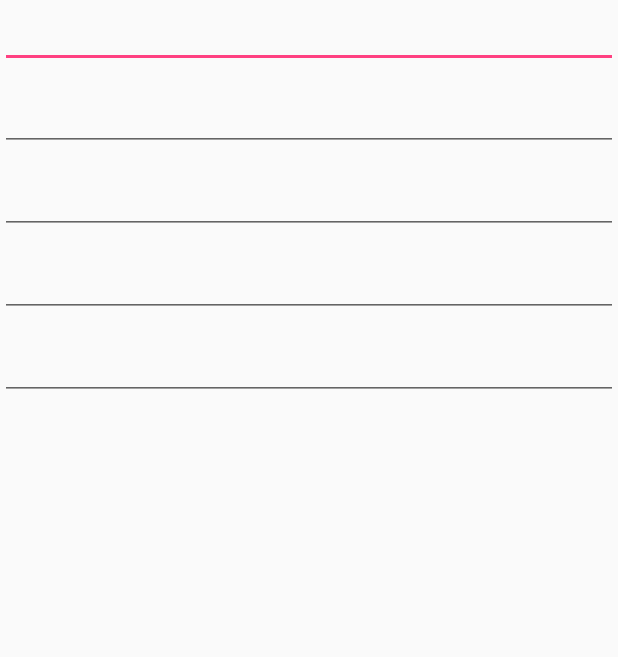
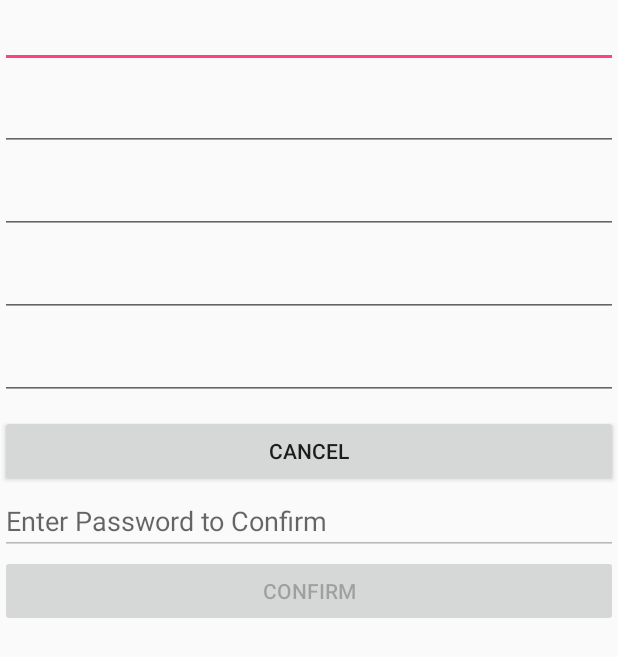
Before and after one commit to StephenKairos/ParkHere-BlackLightning, an Android app: the layout activity_update_profile.xml on its own in the app's theme, with its tools: preview values and no code run, on a phone screen of 412 x 824 dp. Shown: the top 657 px of the screen. Run offline under Robolectric (Android 15) with nearby library versions, the phone set to English and light mode, and no system bars.

Commit message:
More change to Pro5

```diff
--- a/app/src/main/res/layout/activity_update_profile.xml
+++ b/app/src/main/res/layout/activity_update_profile.xml
@@ -34,7 +34,24 @@
         android:layout_marginBottom="10dp"
         android:id="@+id/phoneText"/>
 
+    <Button
+        android:layout_width="match_parent"
+        android:layout_height="wrap_content"
+        android:id="@+id/cancelButton"
+        android:text="Cancel"/>
+    <EditText
+        android:layout_width="match_parent"
+        android:layout_height="wrap_content"
+        android:id="@+id/confirmPassword"
+        android:enabled="false"
 
+        android:hint="Enter Password to Confirm"/>
+    <Button
+        android:layout_width="match_parent"
+        android:layout_height="wrap_content"
+        android:enabled="false"
+        android:text="Confirm"
+        android:id="@+id/Confirm"/>
 
 
 </LinearLayout>
```
